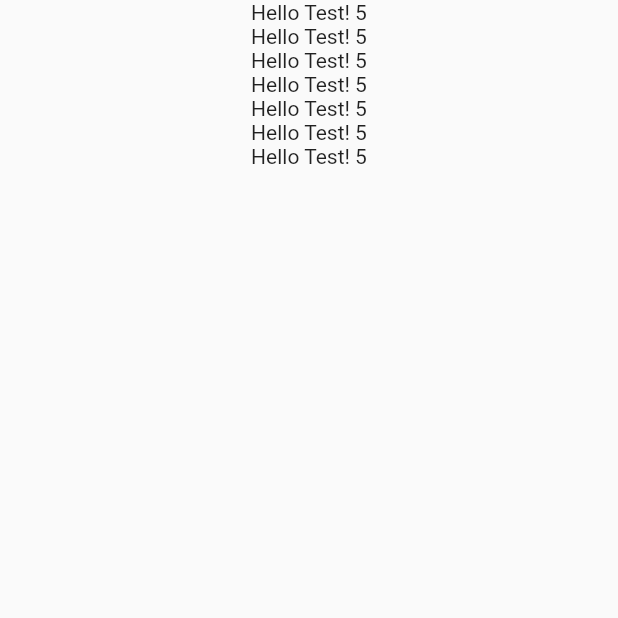
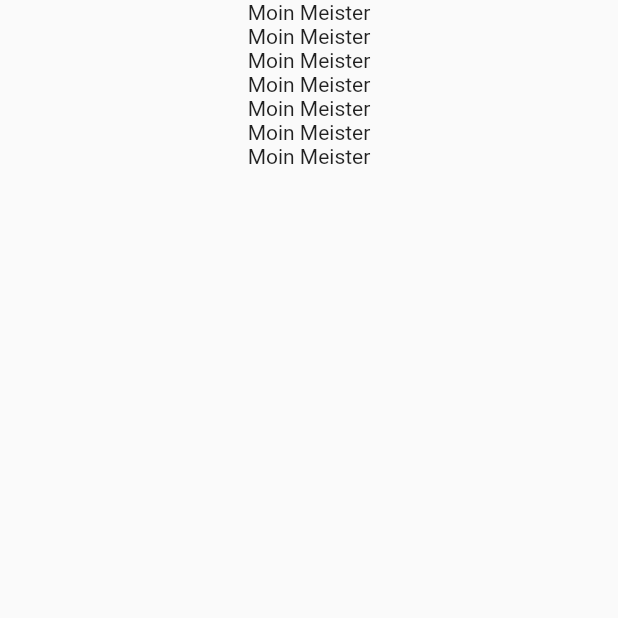
Before and after one commit to Wizzel1/conveyor_test, a Flutter app: the screen it shows after launch, on a phone screen of 412 x 824 dp, the top half of it. Run offline on Flutter 3.47's test engine with Material 2 defaults, Android fonts, the phone set to English and light mode, and no system bars.

Commit message:
Update content

```diff
--- a/lib/main.dart
+++ b/lib/main.dart
@@ -14,13 +14,13 @@ class MainApp extends StatelessWidget {
         body: Center(
           child: Column(
             children: const [
-              Text('Hello Test! 5'),
-              Text('Hello Test! 5'),
-              Text('Hello Test! 5'),
-              Text('Hello Test! 5'),
-              Text('Hello Test! 5'),
-              Text('Hello Test! 5'),
-              Text('Hello Test! 5'),
+              Text('Moin Meister'),
+              Text('Moin Meister'),
+              Text('Moin Meister'),
+              Text('Moin Meister'),
+              Text('Moin Meister'),
+              Text('Moin Meister'),
+              Text('Moin Meister'),
             ],
           ),
         ),
```
